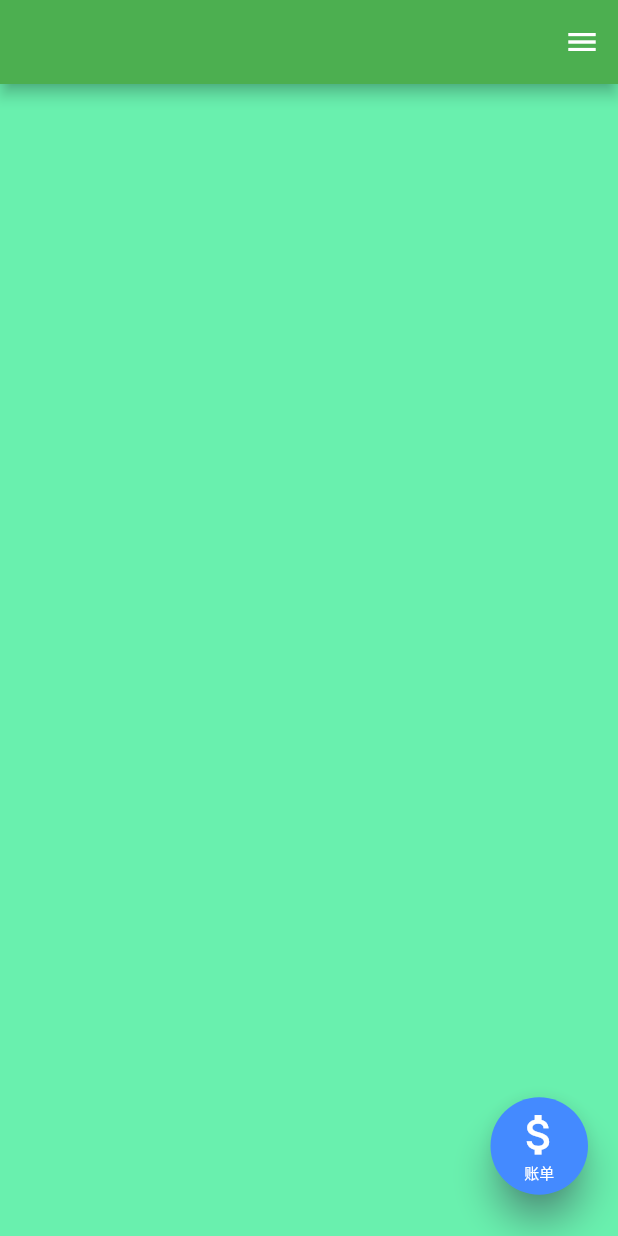
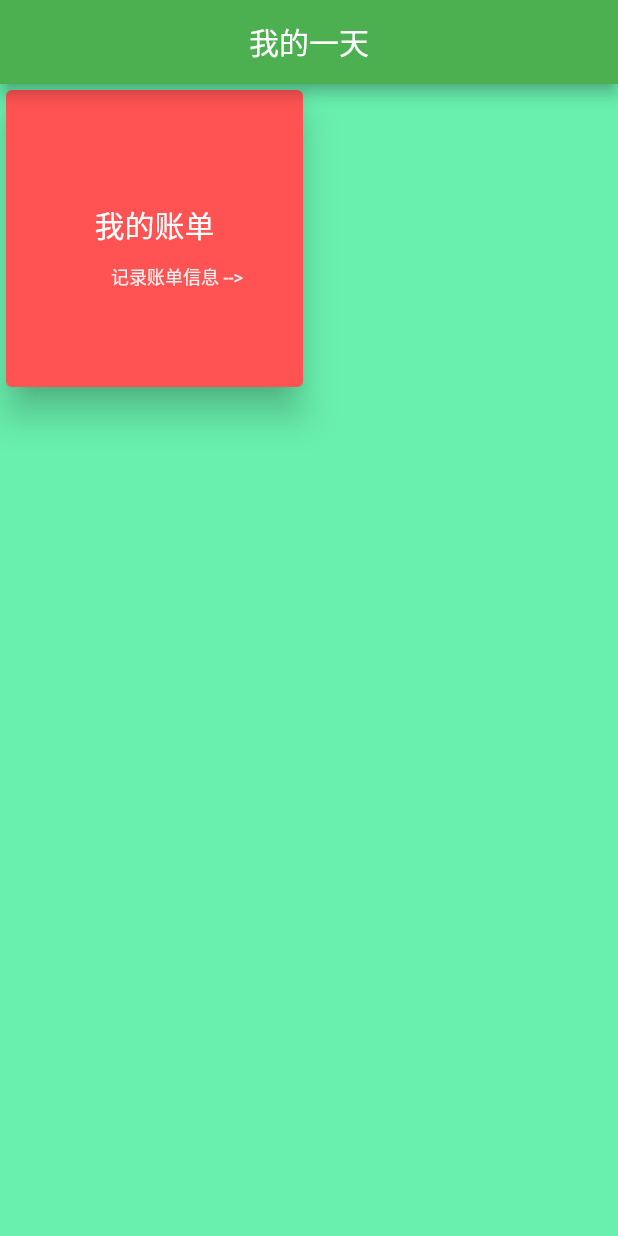
Before and after one commit to ZhangYf-future/Today, a Flutter app: the screen it shows after launch, on a phone screen of 412 x 824 dp. Run offline on Flutter 3.47's test engine with Material 2 defaults, Android fonts, the phone set to English and light mode, and no system bars; our stand-ins replace sqflite, toast; accounts and stored records are empty.

Commit message:
修改首页样式，区分不同类型的内容

```diff
--- /dev/null
+++ b/today/lib/base/base_model.dart
@@ -0,0 +1,21 @@
+import 'package:today/base/base_presenter.dart';
+
+abstract class BaseModel<T extends BasePresenter<dynamic, dynamic>> {
+  T presenter;
+  get() {
+    if (presenter == null) {
+      throw Exception("presenter is null.please run attach() first");
+    }
+    return presenter;
+  }
+
+  /// 子类必须在合适的地方尽快调用这个方法，一般在实例化此类的对象后应该立即调用这个方法
+  void attach(T presenter) {
+    this.presenter = presenter;
+    printType();
+  }
+
+  void printType() {
+    print("presenter is $presenter \n");
+  }
+}
--- /dev/null
+++ b/today/lib/base/base_presenter.dart
@@ -0,0 +1,15 @@
+import 'package:today/base/base_model.dart';
+import 'package:today/base/base_view.dart';
+
+abstract class BasePresenter<M extends BaseModel, V extends BaseView> {
+  M model;
+
+  final V view;
+
+  BasePresenter(this.view) {
+    this.model = createModel();
+    this.model.attach(this);
+  }
+
+  M createModel();
+}
--- /dev/null
+++ b/today/lib/base/base_view.dart
@@ -0,0 +1,3 @@
+abstract class BaseView {
+
+}
--- /dev/null
+++ b/today/lib/bean/comm/home_block_bean.dart
@@ -0,0 +1,18 @@
+import 'package:flutter/material.dart';
+
+/**
+ * 首页Block数据块类型的数据类
+ */
+class HomeBlockBean {
+  //类型
+  final String type;
+  //名称
+  final String name;
+  //标题
+  final String title;
+  //icon
+  final Icon icon;
+
+  HomeBlockBean(this.type, this.name, this.title, this.icon);
+
+}
--- a/today/lib/main.dart
+++ b/today/lib/main.dart
@@ -5,7 +5,7 @@ import 'package:today/ui/bill/plan/bill_add_plan.dart';
 import 'package:today/ui/bill/action/bill_add_route.dart';
 import 'package:today/ui/bill/bill_home_route.dart';
 import 'package:today/ui/bill/type/type_list_route.dart';
-import 'package:today/ui/home_route.dart';
+import 'package:today/ui/home/home_route.dart';
 import 'package:today/ui/splash_route.dart';
 import 'package:today/utils/constant.dart';
 
--- /dev/null
+++ b/today/lib/ui/home/home_block_bill.dart
@@ -0,0 +1,68 @@
+import 'package:flutter/cupertino.dart';
+import 'package:flutter/material.dart';
+import 'package:today/bean/comm/home_block_bean.dart';
+import 'package:today/utils/constant.dart';
+import 'package:today/utils/jump_route_utils.dart';
+
+///首页账单信息的Block
+class HomeBillBlockWidget extends StatefulWidget {
+  final HomeBlockBean homeBlockBean;
+
+  const HomeBillBlockWidget(this.homeBlockBean, {Key key}) : super(key: key);
+
+  @override
+  _BillBlockState createState() => _BillBlockState(homeBlockBean);
+}
+
+class _BillBlockState extends State<HomeBillBlockWidget> {
+  final HomeBlockBean _homeBlockBean;
+
+  _BillBlockState(this._homeBlockBean);
+
+  @override
+  Widget build(BuildContext context) {
+    return GestureDetector(
+      child: Card(
+        elevation: 10,
+        color: ColorConstant.COLOR_RED,
+        child: Container(
+          child: Column(
+            mainAxisSize: MainAxisSize.min,
+            mainAxisAlignment: MainAxisAlignment.center,
+            children: [
+              Padding(
+                padding: EdgeInsets.all(10),
+                child: Text(
+                  this._homeBlockBean.name,
+                  textAlign: TextAlign.start,
+                  style: TextStyle(
+                      color: ColorConstant.COLOR_DEFAULT_TEXT_COLOR,
+                      fontSize: 20.0),
+                ),
+              ),
+              Align(
+                  alignment: Alignment.center,
+                  child: Padding(
+                    padding: EdgeInsets.only(
+                      left: 50.0,
+                      right: 20.0,
+                    ),
+                    child: Text(
+                      this._homeBlockBean.title,
+                      style: TextStyle(
+                          color: ColorConstant.COLOR_F2F2F2, fontSize: 12.0),
+                    ),
+                  )),
+            ],
+          ),
+        ),
+      ),
+      //点击操作
+      onTap: () => {
+        //跳转到账单首页
+        JumpUtils.toNextRouteWithName(
+            context, RouteNameConstant.BILL_HOME_ROUTE)
+      },
+    );
+  }
+}
--- /dev/null
+++ b/today/lib/ui/home/home_route.dart
@@ -0,0 +1,75 @@
+import 'package:flutter/cupertino.dart';
+import 'package:flutter/material.dart';
+import 'package:today/base/base_view.dart';
+import 'package:today/bean/comm/home_block_bean.dart';
+import 'package:today/ui/home/home_block_bill.dart';
+import 'package:today/ui/home/home_route_mvp.dart';
+import 'package:today/utils/constant.dart';
+
+///首页路由
+class HomeRoute extends StatelessWidget implements BaseView {
+  //需要显示的数据信息
+  List<HomeBlockBean> _homeBlockList;
+
+  //构造函数
+  HomeRoute() {
+    final HomeRoutePresenter presenter = HomeRoutePresenter(this);
+    _homeBlockList = presenter.getHomeBlocks();
+  }
+
+  @override
+  Widget build(BuildContext context) {
+    return SafeArea(
+        top: false,
+        maintainBottomViewPadding: true,
+        child: Scaffold(
+          backgroundColor: ColorConstant.COLOR_THEME_BACKGROUND,
+          endDrawerEnableOpenDragGesture: true,
+          drawerEdgeDragWidth: 50.0,
+          //标题栏
+          appBar: AppBar(
+            title: Text(
+              StringConstant.MY_DAY,
+              style: TextStyle(
+                color: ColorConstant.COLOR_DEFAULT_TEXT_COLOR,
+                fontSize: 20.0,
+              ),
+            ),
+            centerTitle: true,
+          ),
+
+          //内容区
+          body: Container(
+            constraints: BoxConstraints.expand(),
+            child: GridView.builder(
+              gridDelegate:
+                  SliverGridDelegateWithFixedCrossAxisCount(crossAxisCount: 2),
+              itemBuilder: (context, position) {
+                switch (this._homeBlockList[position].type) {
+                  case HomeBlockConstant.HOME_BLOCK_TYPE_BILL:
+                    return HomeBillBlockWidget(this._homeBlockList[position]);
+                  default:
+                    return null;
+                }
+              },
+              itemCount: _homeBlockList.length,
+            ),
+          ),
+        ));
+  }
+}
+
+/// 不是第一个block块的Widget
+class _MyDayFunctionBlockWidget extends StatelessWidget {
+  @override
+  Widget build(BuildContext context) {
+    return Card(
+      elevation: 10,
+      child: Container(
+        child: Center(
+          child: Text("function widget"),
+        ),
+      ),
+    );
+  }
+}
--- /dev/null
+++ b/today/lib/ui/home/home_route_mvp.dart
@@ -0,0 +1,40 @@
+import 'package:today/base/base_model.dart';
+import 'package:today/base/base_presenter.dart';
+import 'package:today/bean/comm/home_block_bean.dart';
+import 'package:today/ui/home/home_route.dart';
+import 'package:today/utils/constant.dart';
+
+//presenter
+class HomeRoutePresenter extends BasePresenter<HomeRouteModel, HomeRoute> {
+
+  HomeRoutePresenter(HomeRoute view) : super(view);
+
+
+
+  //获取首页列表数据
+  List<HomeBlockBean> getHomeBlocks() => this.model.createHomeBlocks();
+
+  @override
+  HomeRouteModel createModel() => HomeRouteModel();
+}
+
+//Model
+class HomeRouteModel extends BaseModel<HomeRoutePresenter> {
+
+  //创建首页需要的数据
+  List<HomeBlockBean> createHomeBlocks() {
+    //创建一个列表用于存放最终的数据
+    final List<HomeBlockBean> homeBlockList = List.empty(growable: true);
+
+    //第一个是账单类型
+    final HomeBlockBean billBean = new HomeBlockBean(
+        HomeBlockConstant.HOME_BLOCK_TYPE_BILL,
+        HomeBlockConstant.HOME_BLOCK_NAME_BILL,
+        HomeBlockConstant.HOME_BLOCK_TITLE_BILL,
+        null);
+
+    homeBlockList.add(billBean);
+
+    return homeBlockList;
+  }
+}
--- a/today/lib/ui/home_route.dart
+++ /dev/null
@@ -1,87 +0,0 @@
-import 'package:flutter/cupertino.dart';
-import 'package:flutter/material.dart';
-import 'package:today/utils/constant.dart';
-import 'package:today/utils/jump_route_utils.dart';
-
-///首页路由
-class HomeRoute extends StatelessWidget {
-  @override
-  Widget build(BuildContext context) {
-    return SafeArea(
-        top: false,
-        maintainBottomViewPadding: true,
-        child: Scaffold(
-          backgroundColor: ColorConstant.COLOR_THEME_BACKGROUND,
-          floatingActionButton: GestureDetector(
-            onTap: () => {
-              //跳转到账单页面
-              JumpUtils.toNextRouteWithName(
-                  context, RouteNameConstant.BILL_HOME_ROUTE)
-            },
-            child: Card(
-              elevation: 10.0,
-              shape: CircleBorder(),
-              color: Colors.blueAccent,
-              shadowColor: Colors.blueGrey,
-              child: Padding(
-                padding: EdgeInsets.all(15.0),
-                child: Column(
-                  mainAxisSize: MainAxisSize.min,
-                  crossAxisAlignment: CrossAxisAlignment.center,
-                  children: [
-                    Icon(
-                      Icons.attach_money,
-                      color: Colors.white,
-                      size: 35.0,
-                    ),
-                    Text(
-                      StringConstant.BILL,
-                      style: TextStyle(
-                        color: Colors.white,
-                        fontSize: 10.0,
-                      ),
-                    ),
-                  ],
-                ),
-              ),
-            ),
-          ),
-          endDrawer: _EndDrawerWidget(),
-          endDrawerEnableOpenDragGesture: true,
-          drawerEdgeDragWidth: 50.0,
-          appBar: AppBar(
-            actions: [
-              //打开右边抽屉的icon
-              Builder(builder: (BuildContext _context) {
-                return IconButton(
-                    onPressed: () {
-                      print("点击按钮");
-                      Scaffold.of(_context).openEndDrawer();
-                    },
-                    icon: Icon(Icons.menu));
-              }),
-            ],
-          ),
-        ));
-  }
-}
-
-//右边显示一个菜单栏
-class _EndDrawerWidget extends StatelessWidget {
-  @override
-  Widget build(BuildContext context) {
-    return SafeArea(
-      child: Column(
-        children: [
-          Text(
-            "密码管理",
-            style: TextStyle(
-              color: Colors.blueAccent,
-              fontSize: 20.0,
-            ),
-          )
-        ],
-      ),
-    );
-  }
-}
--- a/today/lib/utils/constant.dart
+++ b/today/lib/utils/constant.dart
@@ -24,6 +24,8 @@ class ColorConstant {
   static const Color COLOR_THEME_BACKGROUND = Colors.greenAccent;
   //默认的文本颜色为白色
   static const Color COLOR_DEFAULT_TEXT_COLOR = Colors.white;
+  //红色
+  static const Color COLOR_RED = Colors.redAccent;
   //灰色
   static const Color COLOR_424242 = Color.fromARGB(255, 66, 66, 66);
   static const Color Color_DCDCDC = Color.fromARGB(255, 220, 220, 220);
@@ -34,6 +36,9 @@ class ColorConstant {
 
 ///字符串相关的常量
 class StringConstant {
+  //首页
+  static const String MY_DAY = "我的一天";
+
   //我的账单
   static const String MY_BILL = "我的账单";
   static const String BILL = "账单";
@@ -86,7 +91,7 @@ class StringConstant {
   static const String ADDRESS = "地址";
   static const String REMARK = "备注";
   static const String ADD_MONTH_PLAN = "加入月度计划";
-  static const String NO_PLAN_REMIND = "当月没有消费计划，请点击底部按钮创建";
+  static const String NO_PLAN_REMIND = "请先点击底部按钮创建当月消费计划";
   static const String MONTH_PLAN = "月度计划";
   static const String CLICK_CHANGE = "点击切换";
   static const String IS = "是";
@@ -258,3 +263,11 @@ class DBConstant {
     ALTER TABLE $BILL_TYPE_TABLE_NAME ADD COLUMN $BILL_TYPE_WEIGHT INTEGER;
   """;
 }
+
+//首页Block数据类型部分常量
+class HomeBlockConstant {
+  //首页账单类型
+  static const HOME_BLOCK_TYPE_BILL = "账单";
+  static const HOME_BLOCK_NAME_BILL = "我的账单";
+  static const HOME_BLOCK_TITLE_BILL = "记录账单信息 -->";
+}
--- a/today/pubspec.yaml
+++ b/today/pubspec.yaml
@@ -15,7 +15,7 @@ publish_to: 'none' # Remove this line if you wish to publish to pub.dev
 # In iOS, build-name is used as CFBundleShortVersionString while build-number used as CFBundleVersion.
 # Read more about iOS versioning at
 # https://developer.apple.com/library/archive/documentation/General/Reference/InfoPlistKeyReference/Articles/CoreFoundationKeys.html
-version: 1.0.2+3
+version: 1.0.3+4
 
 environment:
   sdk: ">=2.7.0 <3.0.0"
```
